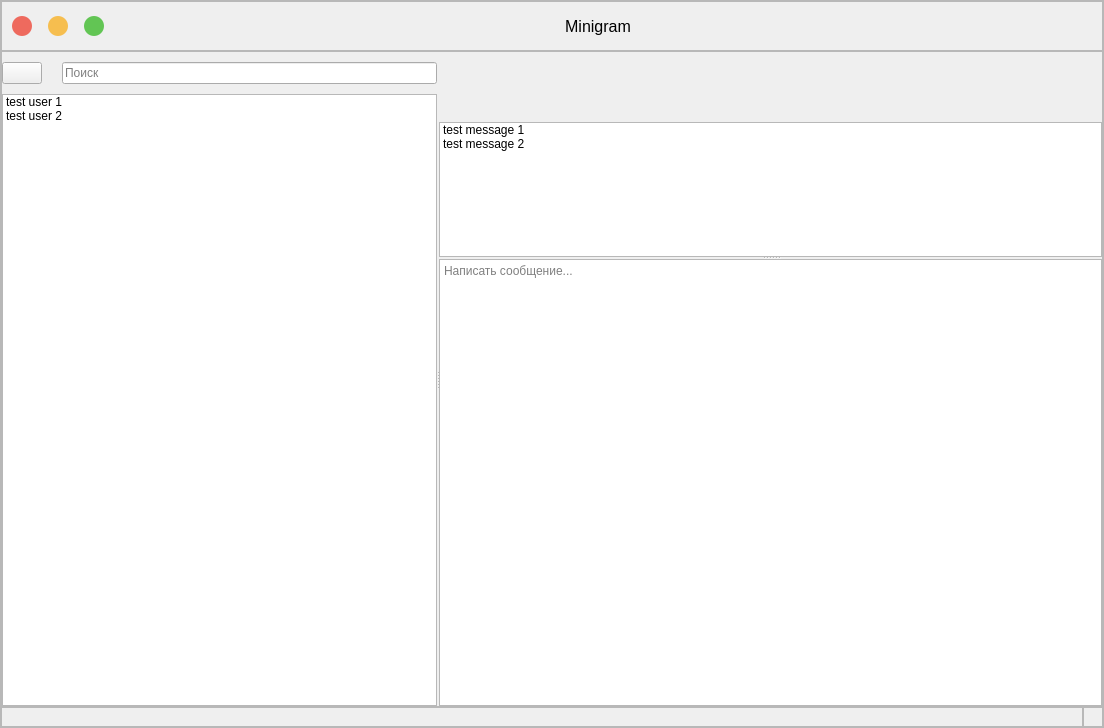
Old version of the form ui_main.ui in the repository egor-masterskikh/Minigram.
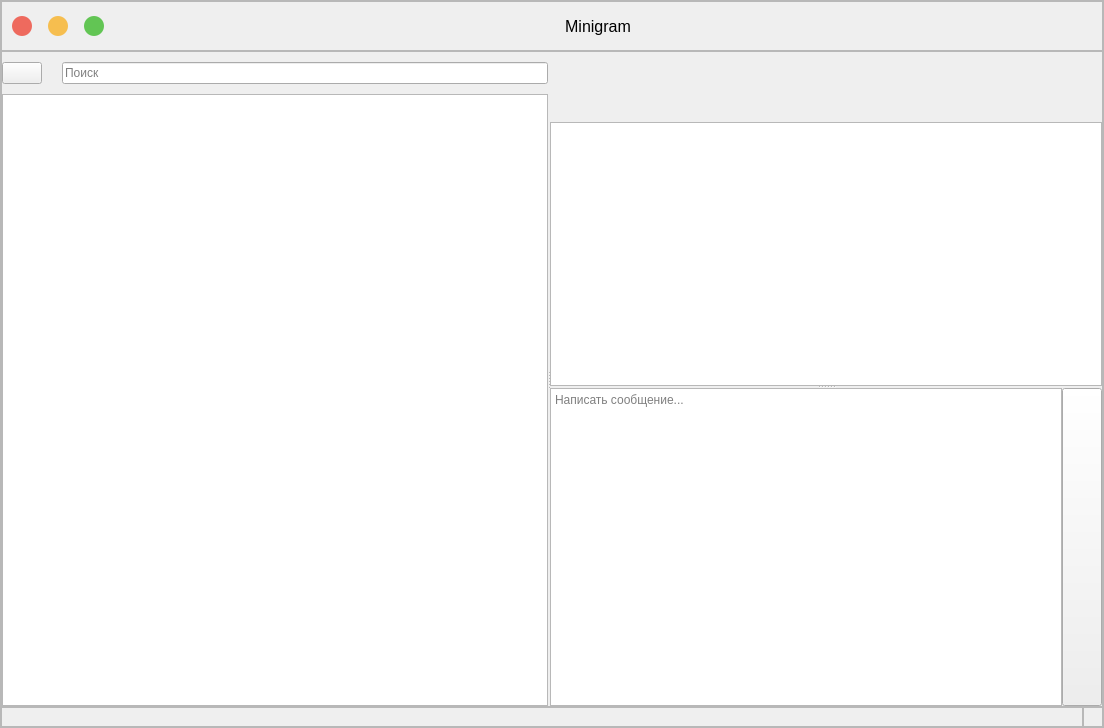
New version of the form. The open tabs and pages were chosen to show the change. Icons and pictures are not drawn.

Commit message: add user login and choosing chat, without displaying messages

```diff
--- a/ui_main.ui
+++ b/ui_main.ui
@@ -350,7 +350,7 @@
            <item row="0" column="0">
             <widget class="QStackedWidget" name="stacked_widget">
              <property name="currentIndex">
-              <number>1</number>
+              <number>0</number>
              </property>
              <widget class="QWidget" name="login_widget">
               <layout class="QGridLayout" name="login_layout">
@@ -401,17 +401,22 @@
                   <number>12</number>
                  </property>
                  <item row="5" column="0">
-                  <widget class="QCommandLinkButton" name="to_register_page_link">
-                   <property name="font">
-                    <font>
-                     <family>Segoe UI</family>
-                    </font>
+                  <widget class="QFrame" name="frame_for_login_btn">
+                   <property name="frameShape">
+                    <enum>QFrame::StyledPanel</enum>
                    </property>
+                   <property name="frameShadow">
+                    <enum>QFrame::Raised</enum>
+                   </property>
+                  </widget>
+                 </item>
+                 <item row="7" column="0">
+                  <widget class="QCommandLinkButton" name="forgot_password_link">
                    <property name="cursor">
                     <cursorShape>PointingHandCursor</cursorShape>
                    </property>
                    <property name="text">
-                    <string>Регистрация</string>
+                    <string>Забыл пароль?</string>
                    </property>
                    <property name="icon">
                     <iconset theme="none">
@@ -448,18 +453,6 @@
                    </property>
                   </widget>
                  </item>
-                 <item row="0" column="0">
-                  <widget class="QLabel" name="email_label">
-                   <property name="font">
-                    <font>
-                     <pointsize>12</pointsize>
-                    </font>
-                   </property>
-                   <property name="text">
-                    <string>Email</string>
-                   </property>
-                  </widget>
-                 </item>
                  <item row="2" column="0">
                   <widget class="QLabel" name="password_label">
                    <property name="font">
@@ -472,13 +465,30 @@
                    </property>
                   </widget>
                  </item>
+                 <item row="0" column="0">
+                  <widget class="QLabel" name="email_label">
+                   <property name="font">
+                    <font>
+                     <pointsize>12</pointsize>
+                    </font>
+                   </property>
+                   <property name="text">
+                    <string>Email</string>
+                   </property>
+                  </widget>
+                 </item>
                  <item row="6" column="0">
-                  <widget class="QCommandLinkButton" name="forgot_password_link">
+                  <widget class="QCommandLinkButton" name="to_register_page_link">
+                   <property name="font">
+                    <font>
+                     <family>Segoe UI</family>
+                    </font>
+                   </property>
                    <property name="cursor">
                     <cursorShape>PointingHandCursor</cursorShape>
                    </property>
                    <property name="text">
-                    <string>Забыл пароль?</string>
+                    <string>Регистрация</string>
                    </property>
                    <property name="icon">
                     <iconset theme="none">
@@ -493,12 +503,14 @@
                   </widget>
                  </item>
                  <item row="4" column="0">
-                  <widget class="QFrame" name="frame_for_login_btn">
-                   <property name="frameShape">
-                    <enum>QFrame::StyledPanel</enum>
+                  <widget class="QLabel" name="login_error_label">
+                   <property name="font">
+                    <font>
+                     <pointsize>10</pointsize>
+                    </font>
                    </property>
-                   <property name="frameShadow">
-                    <enum>QFrame::Raised</enum>
+                   <property name="text">
+                    <string/>
                    </property>
                   </widget>
                  </item>
@@ -882,19 +894,12 @@
                      </item>
                      <item row="1" column="0" colspan="2">
                       <widget class="QListWidget" name="users_list">
+                       <property name="horizontalScrollBarPolicy">
+                        <enum>Qt::ScrollBarAlwaysOff</enum>
+                       </property>
                        <property name="sizeAdjustPolicy">
                         <enum>QAbstractScrollArea::AdjustToContents</enum>
                        </property>
-                       <item>
-                        <property name="text">
-                         <string>test user 1</string>
-                        </property>
-                       </item>
-                       <item>
-                        <property name="text">
-                         <string>test user 2</string>
-                        </property>
-                       </item>
                       </widget>
                      </item>
                     </layout>
@@ -937,14 +942,35 @@
                          <height>70</height>
                         </size>
                        </property>
+                       <layout class="QGridLayout" name="gridLayout">
+                        <item row="0" column="0">
+                         <widget class="QCommandLinkButton" name="nick">
+                          <property name="font">
+                           <font>
+                            <family>Segoe UI</family>
+                            <pointsize>14</pointsize>
+                           </font>
+                          </property>
+                          <property name="cursor">
+                           <cursorShape>PointingHandCursor</cursorShape>
+                          </property>
+                          <property name="text">
+                           <string/>
+                          </property>
+                          <property name="iconSize">
+                           <size>
+                            <width>0</width>
+                            <height>0</height>
+                           </size>
+                          </property>
+                         </widget>
+                        </item>
+                       </layout>
                       </widget>
                      </item>
                      <item row="1" column="0">
                       <widget class="QWidget" name="dialog_window_and_message_edit_widget" native="true">
-                       <layout class="QVBoxLayout" name="dialog_window_and_message_edit_widget_grid">
-                        <property name="spacing">
-                         <number>0</number>
-                        </property>
+                       <layout class="QVBoxLayout" name="verticalLayout">
                         <property name="leftMargin">
                          <number>0</number>
                         </property>
@@ -978,33 +1004,71 @@
                            <property name="wordWrap">
                             <bool>true</bool>
                            </property>
-                           <item>
-                            <property name="text">
-                             <string>test message 1</string>
-                            </property>
-                           </item>
-                           <item>
-                            <property name="text">
-                             <string>test message 2</string>
-                            </property>
-                           </item>
                           </widget>
-                          <widget class="QPlainTextEdit" name="message_edit">
-                           <property name="sizePolicy">
-                            <sizepolicy hsizetype="Expanding" vsizetype="Fixed">
-                             <horstretch>0</horstretch>
-                             <verstretch>0</verstretch>
-                            </sizepolicy>
-                           </property>
-                           <property name="minimumSize">
-                            <size>
-                             <width>0</width>
-                             <height>50</height>
-                            </size>
-                           </property>
-                           <property name="placeholderText">
-                            <string>Написать сообщение...</string>
-                           </property>
+                          <widget class="QWidget" name="message_widget" native="true">
+                           <layout class="QHBoxLayout" name="message_widget_hbox">
+                            <property name="spacing">
+                             <number>0</number>
+                            </property>
+                            <property name="leftMargin">
+                             <number>0</number>
+                            </property>
+                            <property name="topMargin">
+                             <number>0</number>
+                            </property>
+                            <property name="rightMargin">
+                             <number>0</number>
+                            </property>
+                            <property name="bottomMargin">
+                             <number>0</number>
+                            </property>
+                            <item>
+                             <layout class="QHBoxLayout" name="message_widget_hbox_2">
+                              <property name="spacing">
+                               <number>0</number>
+                              </property>
+                              <item>
+                               <widget class="QPlainTextEdit" name="message_edit">
+                                <property name="horizontalScrollBarPolicy">
+                                 <enum>Qt::ScrollBarAlwaysOff</enum>
+                                </property>
+                                <property name="sizeAdjustPolicy">
+                                 <enum>QAbstractScrollArea::AdjustToContents</enum>
+                                </property>
+                                <property name="placeholderText">
+                                 <string>Написать сообщение...</string>
+                                </property>
+                               </widget>
+                              </item>
+                              <item>
+                               <widget class="QPushButton" name="send_message_btn">
+                                <property name="sizePolicy">
+                                 <sizepolicy hsizetype="Fixed" vsizetype="Expanding">
+                                  <horstretch>0</horstretch>
+                                  <verstretch>0</verstretch>
+                                 </sizepolicy>
+                                </property>
+                                <property name="cursor">
+                                 <cursorShape>PointingHandCursor</cursorShape>
+                                </property>
+                                <property name="text">
+                                 <string/>
+                                </property>
+                                <property name="icon">
+                                 <iconset>
+                                  <normaloff>static/send_message.svg</normaloff>static/send_message.svg</iconset>
+                                </property>
+                                <property name="iconSize">
+                                 <size>
+                                  <width>36</width>
+                                  <height>36</height>
+                                 </size>
+                                </property>
+                               </widget>
+                              </item>
+                             </layout>
+                            </item>
+                           </layout>
                           </widget>
                          </widget>
                         </item>
```
The commit also changes 6 other files.
